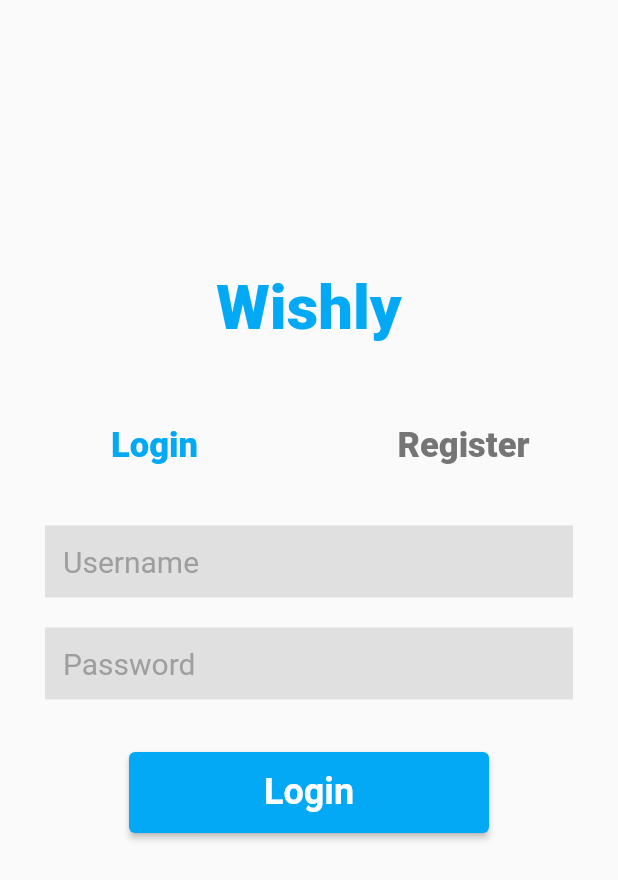
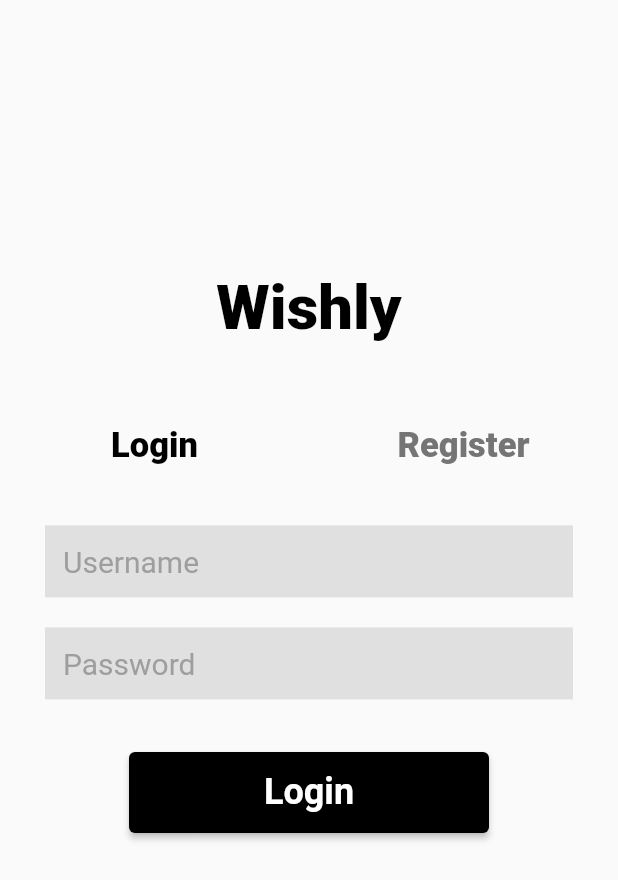
Before and after one commit to KavyaParengal/Wishlist_Using_Firebase, a Flutter app: the screen it shows after launch, on a phone screen of 412 x 824 dp. Shown: the top 880 px of the screen. Run offline on Flutter 3.47's test engine with Material 2 defaults, Android fonts, the phone set to English and light mode, and no system bars; our stand-ins replace cloud_firestore, firebase_auth, firebase_core, get; accounts and stored records are empty.

Commit message:
Second commit

```diff
--- a/lib/wishlistLogReg.dart
+++ b/lib/wishlistLogReg.dart
@@ -1,3 +1,4 @@
+import 'package:cloud_firestore/cloud_firestore.dart';
 import 'package:flutter/material.dart';
 import 'package:wishlist/auth_controller.dart';
 import 'package:wishlist/homepage.dart';
@@ -29,7 +30,7 @@ class _WishlistLoginRegiState extends State<WishlistLoginRegi> {
               style: TextStyle(
                 fontWeight: FontWeight.w900,
                 fontSize: 41,
-                color: Colors.lightBlue,
+                color: Colors.black,
               ),
             ),
             const SizedBox(height: 30),
@@ -48,7 +49,7 @@ class _WishlistLoginRegiState extends State<WishlistLoginRegi> {
                   ),
                 ),
               ),
-              labelColor: Colors.lightBlue,
+              labelColor: Colors.black,
               unselectedLabelColor: Colors.grey.shade600,
               padding: const EdgeInsets.only(top: 15,bottom: 28),
               tabs: [
@@ -111,7 +112,7 @@ class _WishlistLoginRegiState extends State<WishlistLoginRegi> {
                         ),
                         style: ElevatedButton.styleFrom(
                           fixedSize: Size(240, 54),
-                          primary: Colors.lightBlue,
+                          primary: Colors.black,
                         ),
                       )
                     ],
@@ -135,24 +136,24 @@ class _WishlistLoginRegiState extends State<WishlistLoginRegi> {
                           ),
                         ),
                       ),
-                      SizedBox(height: 20),
-                      Padding(
-                        padding: EdgeInsets.only(right: 30, left: 30),
-                        child: TextField(
-                          controller: uNameController,
-                          decoration: InputDecoration(
-                            hintText: "Username",
-                            hintStyle: TextStyle(
-                              color: Colors.grey,
-                              fontSize: 20,
-                            ),
-                            enabledBorder: InputBorder.none,
-                            focusedBorder: InputBorder.none,
-                            fillColor: Colors.grey.shade300,
-                            filled: true,
-                          ),
-                        ),
-                      ),
+                      // SizedBox(height: 20),
+                      // Padding(
+                      //   padding: EdgeInsets.only(right: 30, left: 30),
+                      //   child: TextField(
+                      //     controller: uNameController,
+                      //     decoration: InputDecoration(
+                      //       hintText: "Username",
+                      //       hintStyle: TextStyle(
+                      //         color: Colors.grey,
+                      //         fontSize: 20,
+                      //       ),
+                      //       enabledBorder: InputBorder.none,
+                      //       focusedBorder: InputBorder.none,
+                      //       fillColor: Colors.grey.shade300,
+                      //       filled: true,
+                      //     ),
+                      //   ),
+                      // ),
                       SizedBox(height: 20),
                       Padding(
                         padding: EdgeInsets.only(right: 30, left: 30),
@@ -174,7 +175,7 @@ class _WishlistLoginRegiState extends State<WishlistLoginRegi> {
                       SizedBox(height: 35),
                       ElevatedButton(
                         onPressed: () {
-                          Navigator.push(context, MaterialPageRoute(builder: (context)=>HomePage()));
+                          AuthController.instance.register(emailController.text.trim(), passwordController.text.trim());
                         },
                         child: Text(
                           "Register",
@@ -185,7 +186,7 @@ class _WishlistLoginRegiState extends State<WishlistLoginRegi> {
                         ),
                         style: ElevatedButton.styleFrom(
                           fixedSize: Size(240, 54),
-                          primary: Colors.lightBlue,
+                          primary: Colors.black,
                         ),
                       )
                     ],
--- a/pubspec.yaml
+++ b/pubspec.yaml
@@ -35,9 +35,11 @@ dependencies:
   # The following adds the Cupertino Icons font to your application.
   # Use with the CupertinoIcons class for iOS style icons.
   cupertino_icons: ^1.0.2
+  cloud_firestore: ^4.8.4
   firebase_auth: ^4.7.2
   firebase_core: ^2.15.0
   get: ^4.6.5
+  provider: ^6.0.5
 
 dev_dependencies:
   flutter_test:
```
Also changed, not shown: lib/homepage.dart (+139 -75 lines), lib/main.dart (+14 -4 lines), lib/provider/provider.dart (added, +26 -0 lines), pubspec.lock, 1 other file.
